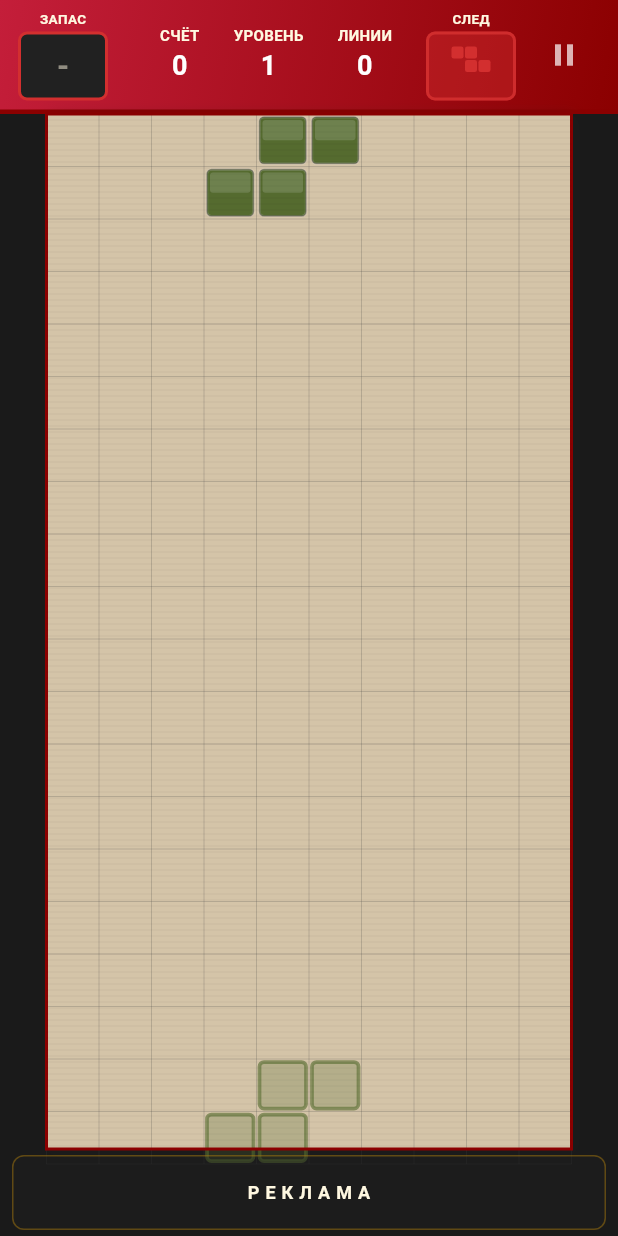
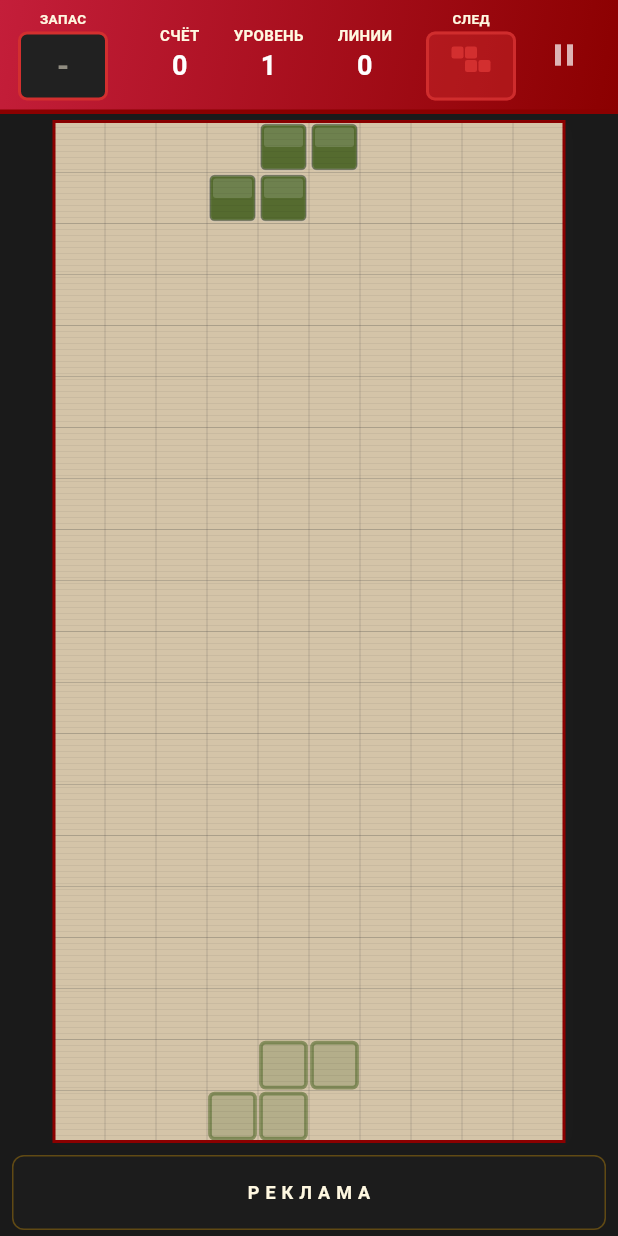
Before and after one commit to anarex8332/tetris_game-, a Flutter app: the screen it shows after launch, after a tap on "ИГРАТЬ", on a phone screen of 412 x 824 dp. Run offline on Flutter 3.47's test engine with Material 3 defaults, Android fonts, the phone set to English and light mode, and no system bars; our stand-ins replace audioplayers, shared_preferences.

Commit message:
Кардинальное исправление: LayoutBuilder для точного расчёта cellSize

```diff
--- a/lib/screens/game_screen.dart
+++ b/lib/screens/game_screen.dart
@@ -255,7 +255,6 @@ class _GameScreenState extends State<GameScreen>
   @override
   Widget build(BuildContext context) {
     final ctrl = widget.controller;
-    final cellSize = _calculateCellSize(context);
 
     return Scaffold(
       backgroundColor: USSRColors.backgroundDark,
@@ -264,15 +263,19 @@ class _GameScreenState extends State<GameScreen>
           children: [
             _buildTopBar(ctrl),
             Expanded(
-              child: GestureDetector(
+              child: LayoutBuilder(
+                builder: (context, constraints) {
+                  final cellSize = _calcCellSizeFromConstraints(constraints);
+                  return GestureDetector(
                     onTap: () => ctrl.rotate(),
                     onHorizontalDragUpdate: _onHorizontalDragUpdate,
                     onVerticalDragStart: _onVerticalDragStart,
                     onVerticalDragUpdate: _onVerticalDragUpdate,
-                child: Align(
-                  alignment: Alignment.topCenter,
+                    child: Center(
                       child: _buildGameBoardWithEffects(ctrl, cellSize),
                     ),
+                  );
+                },
               ),
             ),
             _buildBannerPlaceholder(),
@@ -680,16 +683,9 @@ class _GameScreenState extends State<GameScreen>
     );
   }
 
-  double _calculateCellSize(BuildContext context) {
-    final screenWidth = MediaQuery.of(context).size.width;
-    final screenHeight = MediaQuery.of(context).size.height;
-    final padding = MediaQuery.of(context).padding;
-    // Верхняя панель: 6+6 padding + ~36px содержимого = 48px
-    // Баннер: 50px height + 4+4 margin = 58px
-    const topBarHeight = 48.0;
-    const bannerHeight = 58.0;
-    final availableHeight = screenHeight - topBarHeight - bannerHeight - padding.top - padding.bottom;
-    final availableWidth = screenWidth - 16;
+  double _calcCellSizeFromConstraints(BoxConstraints constraints) {
+    final availableHeight = constraints.maxHeight;
+    final availableWidth = constraints.maxWidth;
     final heightBased = availableHeight / GameBoard.height;
     final widthBased = availableWidth / GameBoard.width;
     return (heightBased < widthBased ? heightBased : widthBased).floorToDouble().clamp(20.0, 70.0);
```
Lines whose indentation alone changed are shown as unchanged.
